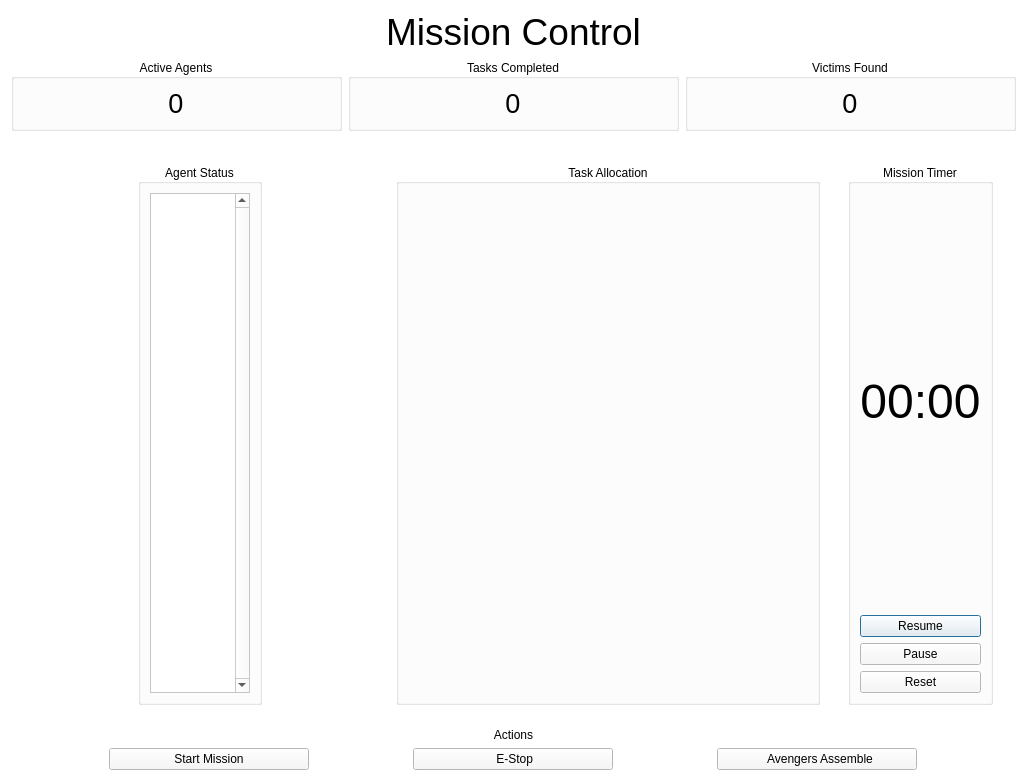
Above: src/robosar_gui.ui from MRSD-Team-RoboSAR/robosar_gui before the change. Below: the same form after it.
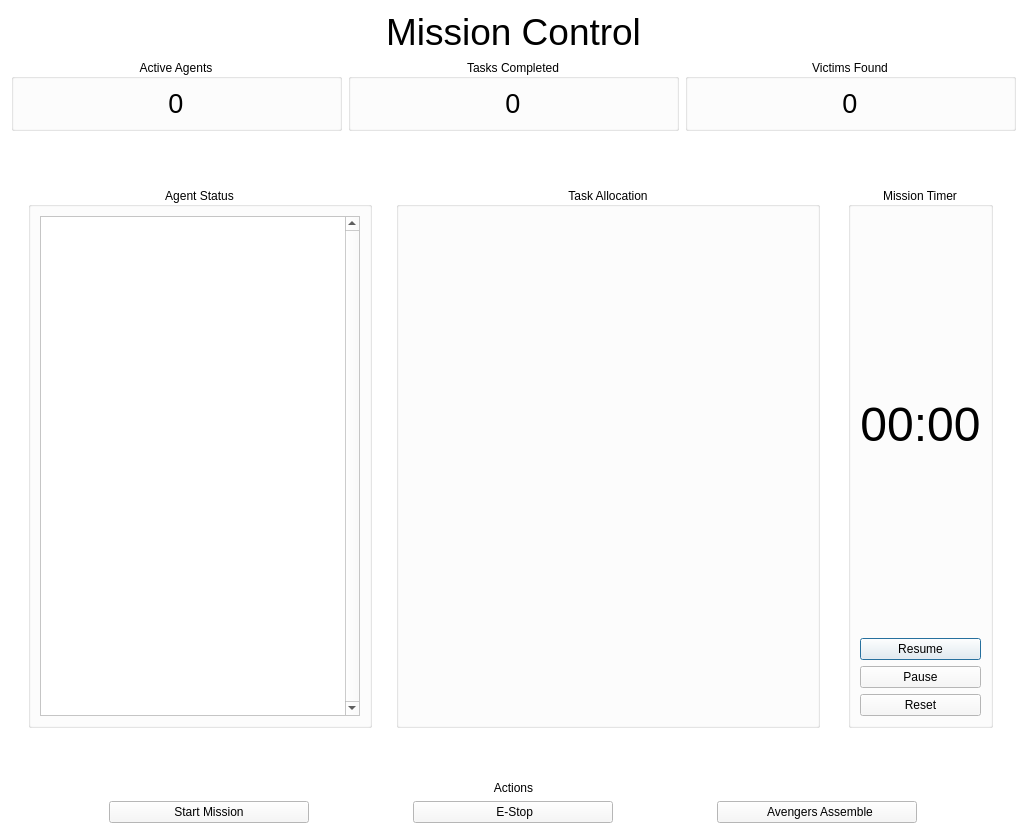
That is the form after the change. Icons and pictures are not drawn.

Commit message: integrate new agent status msg

Diff of the .ui file:
```diff
--- a/src/robosar_gui.ui
+++ b/src/robosar_gui.ui
@@ -7,7 +7,7 @@
     <x>0</x>
     <y>0</y>
     <width>1027</width>
-    <height>781</height>
+    <height>834</height>
    </rect>
   </property>
   <property name="palette">
@@ -326,6 +326,12 @@
            <verstretch>0</verstretch>
           </sizepolicy>
          </property>
+         <property name="minimumSize">
+          <size>
+           <width>320</width>
+           <height>0</height>
+          </size>
+         </property>
          <property name="maximumSize">
           <size>
            <width>16777213</width>
@@ -339,17 +345,20 @@
           <set>Qt::AlignCenter</set>
          </property>
          <layout class="QVBoxLayout" name="verticalLayout_9">
+          <property name="sizeConstraint">
+           <enum>QLayout::SetNoConstraint</enum>
+          </property>
           <item>
            <widget class="QScrollArea" name="scrollArea">
             <property name="sizePolicy">
-             <sizepolicy hsizetype="Expanding" vsizetype="Expanding">
+             <sizepolicy hsizetype="Fixed" vsizetype="Expanding">
               <horstretch>0</horstretch>
               <verstretch>0</verstretch>
              </sizepolicy>
             </property>
             <property name="minimumSize">
              <size>
-              <width>100</width>
+              <width>320</width>
               <height>500</height>
              </size>
             </property>
@@ -363,7 +372,7 @@
              <enum>Qt::ScrollBarAlwaysOn</enum>
             </property>
             <property name="widgetResizable">
-             <bool>true</bool>
+             <bool>false</bool>
             </property>
             <property name="alignment">
              <set>Qt::AlignCenter</set>
@@ -371,13 +380,23 @@
             <widget class="QWidget" name="scrollAreaWidgetContents">
              <property name="geometry">
               <rect>
-               <x>0</x>
+               <x>2</x>
                <y>0</y>
-               <width>84</width>
+               <width>300</width>
                <height>498</height>
               </rect>
              </property>
-             <layout class="QVBoxLayout" name="verticalLayout"/>
+             <property name="minimumSize">
+              <size>
+               <width>300</width>
+               <height>0</height>
+              </size>
+             </property>
+             <layout class="QVBoxLayout" name="verticalLayout">
+              <property name="sizeConstraint">
+               <enum>QLayout::SetDefaultConstraint</enum>
+              </property>
+             </layout>
             </widget>
            </widget>
           </item>
```
Left out of the diff: 6 changed lines with no effect on the pictures. The commit also changes 2 other files.
